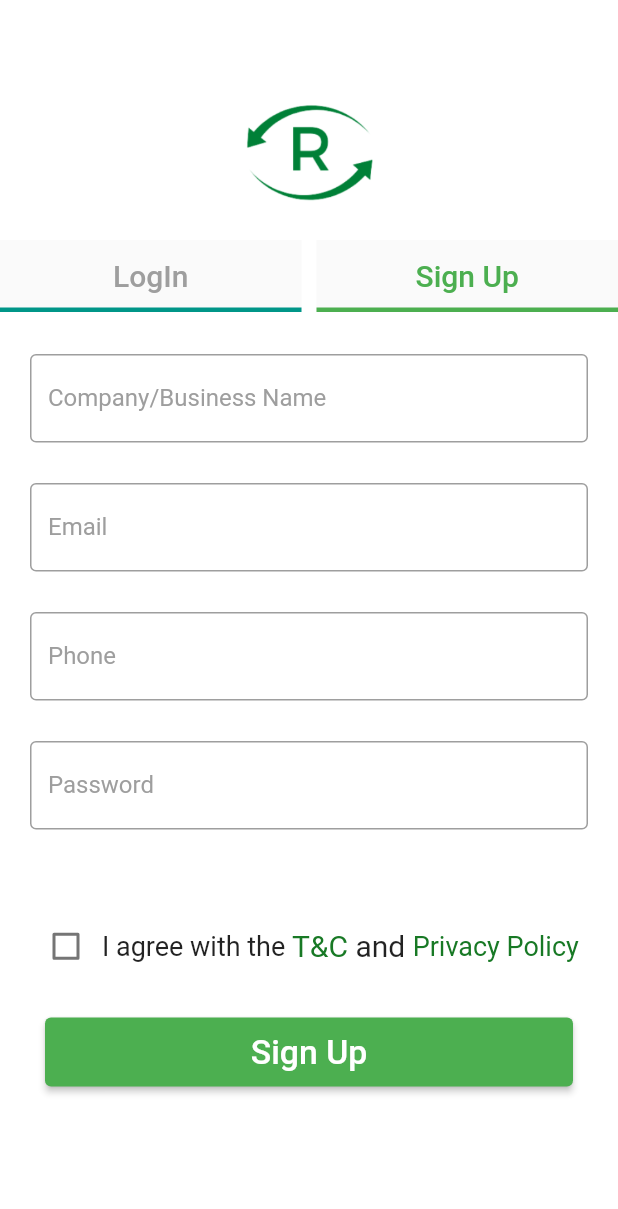
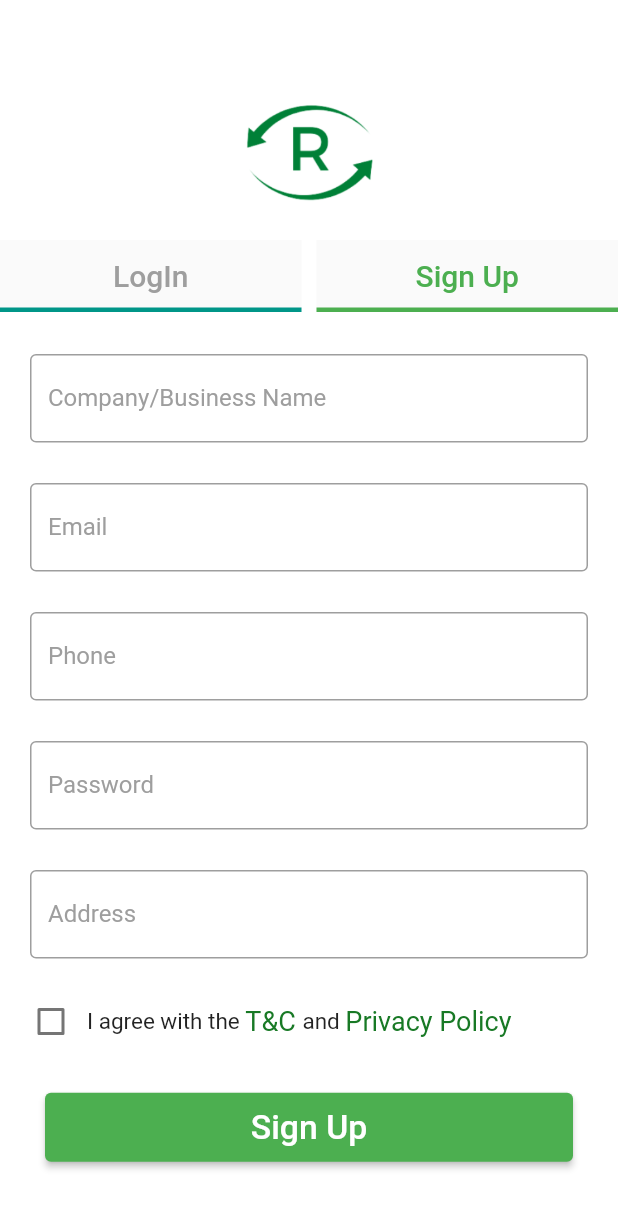
Before and after one commit to VanshitaKanodia/Reway_, a Flutter app: the SignUpScreen screen opened by its route, on a phone screen of 412 x 824 dp. Shown: the top 1209 px of the screen. Run offline on Flutter 3.47's test engine with Material 2 defaults, Android fonts, the phone set to English and light mode, and no system bars; our stand-ins replace firebase_auth, firebase_core, firebase_database, flutter_map, flutter_rating_bar, font_awesome_flutter and 6 more; accounts and stored records are empty; network calls fail.

```diff
--- a/lib/screens/account_profile.dart
+++ b/lib/screens/account_profile.dart
@@ -1,4 +1,5 @@
 import 'package:flutter/material.dart';
+import 'package:reway/services/google_auth_service.dart';
 
 class AccountProfile extends StatefulWidget {
   const AccountProfile({super.key});
@@ -10,8 +11,8 @@ class AccountProfile extends StatefulWidget {
 class _AccountProfileState extends State<AccountProfile> {
   @override
   Widget build(BuildContext context) {
-    return Container(
-      color: Colors.white,
+    return Scaffold(
+      body: handleAuthState(),
     );
   }
 }
--- a/lib/screens/login_screen.dart
+++ b/lib/screens/login_screen.dart
@@ -1,6 +1,7 @@
 import 'package:flutter/material.dart';
 import 'package:font_awesome_flutter/font_awesome_flutter.dart';
 import 'package:google_sign_in/google_sign_in.dart';
+import 'package:reway/screens/home_screen.dart';
 
 
 class LoginScreen extends StatefulWidget {
@@ -19,7 +20,7 @@ class _LoginScreenState extends State<LoginScreen> {
   Future<void> _handleSignIn() async {
     try {
       await _googleSignIn.signIn();
-      Navigator.push(context, MaterialPageRoute(builder: (context) => LoginScreen()));
+      Navigator.push(context, MaterialPageRoute(builder: (context) => HomeScreen()));
     } catch (error) {
       print(error);
     }
@@ -130,8 +131,7 @@ class _LoginScreenState extends State<LoginScreen> {
                           mainAxisAlignment: MainAxisAlignment.center,
                           children: [
                             OutlinedButton(
-                              onPressed: () {
-                                // signInWithGoogle();
+                              onPressed: () async {
                                 _handleSignIn();
                               },
                               style: OutlinedButton.styleFrom(
--- a/lib/screens/signup_screen.dart
+++ b/lib/screens/signup_screen.dart
@@ -1,5 +1,6 @@
 // ignore_for_file: avoid_unnecessary_containers
 
+import 'package:firebase_database/firebase_database.dart';
 import 'package:flutter/material.dart';
 
 import '../utils/style_constants.dart';
@@ -14,14 +15,20 @@ class SignUpScreen extends StatefulWidget {
 }
 
 class _SignUpScreenState extends State<SignUpScreen> {
+  final databaseReference = FirebaseDatabase.instance.ref('details');
   bool val = false;
   bool selectedScreen = true;
   @override
   Widget build(BuildContext context) {
+    TextEditingController company = TextEditingController();
+    TextEditingController email = TextEditingController();
+    TextEditingController phone = TextEditingController();
+    TextEditingController address = TextEditingController();
     return GestureDetector(
       onTap: () {
         FocusScope.of(context).requestFocus(FocusNode());
       },
+
       child: Scaffold(
         resizeToAvoidBottomInset: false,
         backgroundColor: Colors.white,
@@ -85,8 +92,7 @@ class _SignUpScreenState extends State<SignUpScreen> {
                   ],
                 ),
               ),
-              SizedBox(
-                height: MediaQuery.of(context).size.height * 0.45,
+              SingleChildScrollView(
                   child: Container(
                     child: Padding(
                       padding: const EdgeInsets.symmetric(
@@ -94,7 +100,8 @@ class _SignUpScreenState extends State<SignUpScreen> {
                       child: Column(
                         crossAxisAlignment: CrossAxisAlignment.center,
                         children: [
-                        const TextField(
+                          TextField(
+                            controller: company,
                             decoration: InputDecoration(
                               hintStyle: kHintStyle,
                               hintText: 'Enter name of business/company',
@@ -102,10 +109,11 @@ class _SignUpScreenState extends State<SignUpScreen> {
                               border: OutlineInputBorder(),
                             ),
                           ),
-                        const SizedBox(
+                          SizedBox(
                             height:27,
                           ),
-                        const TextField(
+                          TextField(
+                            controller: email,
                             decoration: InputDecoration(
                               hintStyle: kHintStyle,
                               hintText: 'Enter your email address',
@@ -113,10 +121,11 @@ class _SignUpScreenState extends State<SignUpScreen> {
                               border: OutlineInputBorder(),
                             ),
                           ),
-                        const SizedBox(
+                          SizedBox(
                             height: 27,
                           ),
-                        const TextField(
+                          TextField(
+                            controller: phone,
                             decoration: InputDecoration(
                               hintStyle: kHintStyle,
                               hintText: 'Enter your phone number',
@@ -124,16 +133,28 @@ class _SignUpScreenState extends State<SignUpScreen> {
                               border: OutlineInputBorder(),
                             ),
                           ),
-                        const SizedBox(
+                          SizedBox(
                             height: 27,
                           ),
-                        const TextField(
+                          TextField(
                             obscureText: true,
                             obscuringCharacter: '*',
                             decoration: InputDecoration(
                               hintStyle: kHintStyle,
                               hintText: 'Enter your password',
                               labelText: 'Password',
+                              border: OutlineInputBorder(),
+                            ),
+                          ),
+                          SizedBox(
+                            height: 27,
+                          ),
+                          TextField(
+                            controller: address,
+                            decoration: InputDecoration(
+                              hintStyle: kHintStyle,
+                              hintText: 'Enter your adress',
+                              labelText: 'Address',
                               border: OutlineInputBorder(),
                             ),
                           ),
@@ -144,7 +165,7 @@ class _SignUpScreenState extends State<SignUpScreen> {
                 ),
               Padding(
                 padding: const EdgeInsets.only(
-                    top: 18, left: 20, right: 20, bottom: 9),
+                    top: 0, left: 10, right: 0, bottom: 9),
                 child: Row(
                   mainAxisAlignment: MainAxisAlignment.start,
                   children: [
@@ -158,17 +179,17 @@ class _SignUpScreenState extends State<SignUpScreen> {
                     ),
                     const Text(
                       'I agree with the ',
-                      style: TextStyle(fontSize: 18),
+                      style: TextStyle(fontSize: 15),
                     ),
                     const Text(
                       'T&C ',
                       style: TextStyle(
-                          fontSize: 20,
+                          fontSize: 18,
                           color: Color.fromARGB(255, 24, 121, 37)),
                     ),
                     const Text(
                       'and ',
-                      style: TextStyle(fontSize: 20),
+                      style: TextStyle(fontSize: 15),
                     ),
                     const Text(
                       'Privacy Policy',
@@ -187,7 +208,15 @@ class _SignUpScreenState extends State<SignUpScreen> {
                     Expanded(
                       child: ElevatedButton(
                         onPressed: () {
-                          Navigator.pushNamed(context, '/map_screen');
+                          databaseReference.child(DateTime.now().millisecondsSinceEpoch.toString()).set({
+                            'company' : company.text.toString(),
+                            'phone': phone.text.toString(),
+                            'email' : email.text.toString(),
+                            'address' : address.text.toString(),
+                          }).then((value) =>
+                          Navigator.pushNamed(context, '/home')
+                          );
+                          // Navigator.pushNamed(context, '/map_screen');
                         },
                         child: const Padding(
                           padding: EdgeInsets.all(10.0),
--- a/pubspec.yaml
+++ b/pubspec.yaml
@@ -47,6 +47,7 @@ dependencies:
   firebase_auth: ^4.3.0
   google_sign_in: ^6.0.2
   pinput: ^2.2.31
+  firebase_database: ^10.1.0
 
 
 dev_dependencies:
```
Also changed, not shown: lib/screens/pickup_screen.dart (+54 -20 lines), lib/services/google_auth_service.dart (+62 -51 lines), pubspec.lock. Lines whose indentation alone changed are shown as unchanged.
